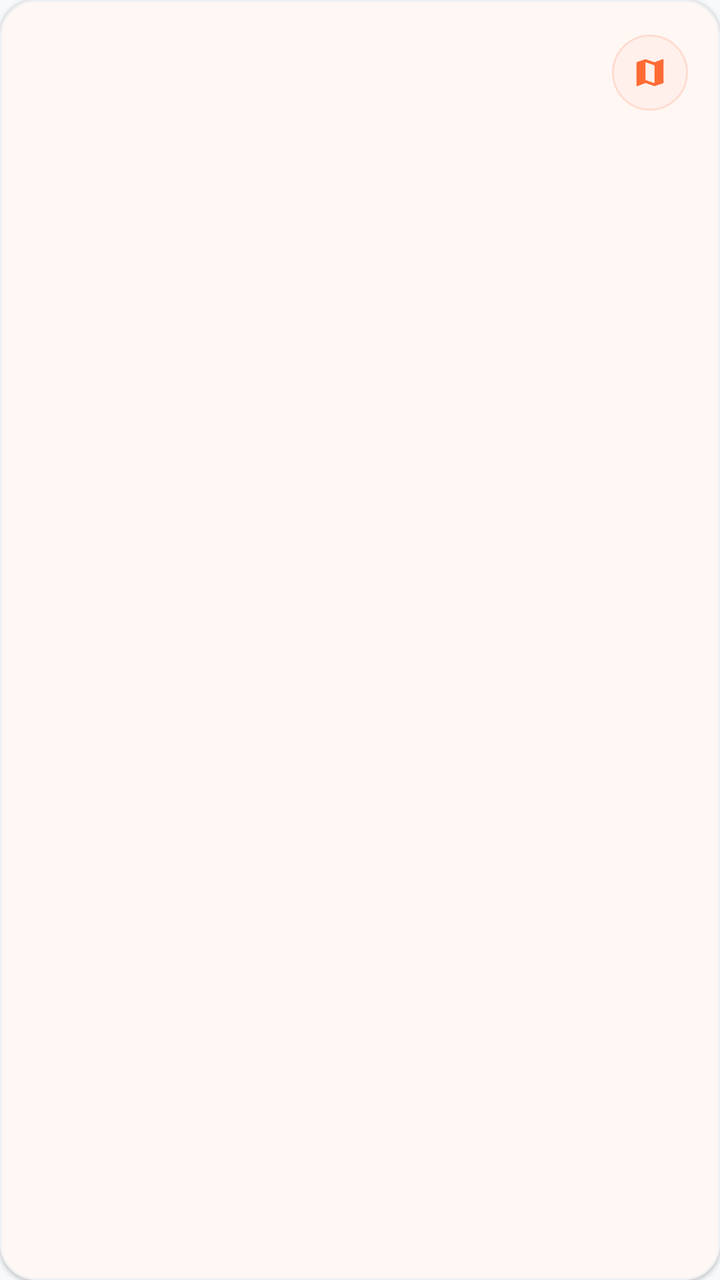
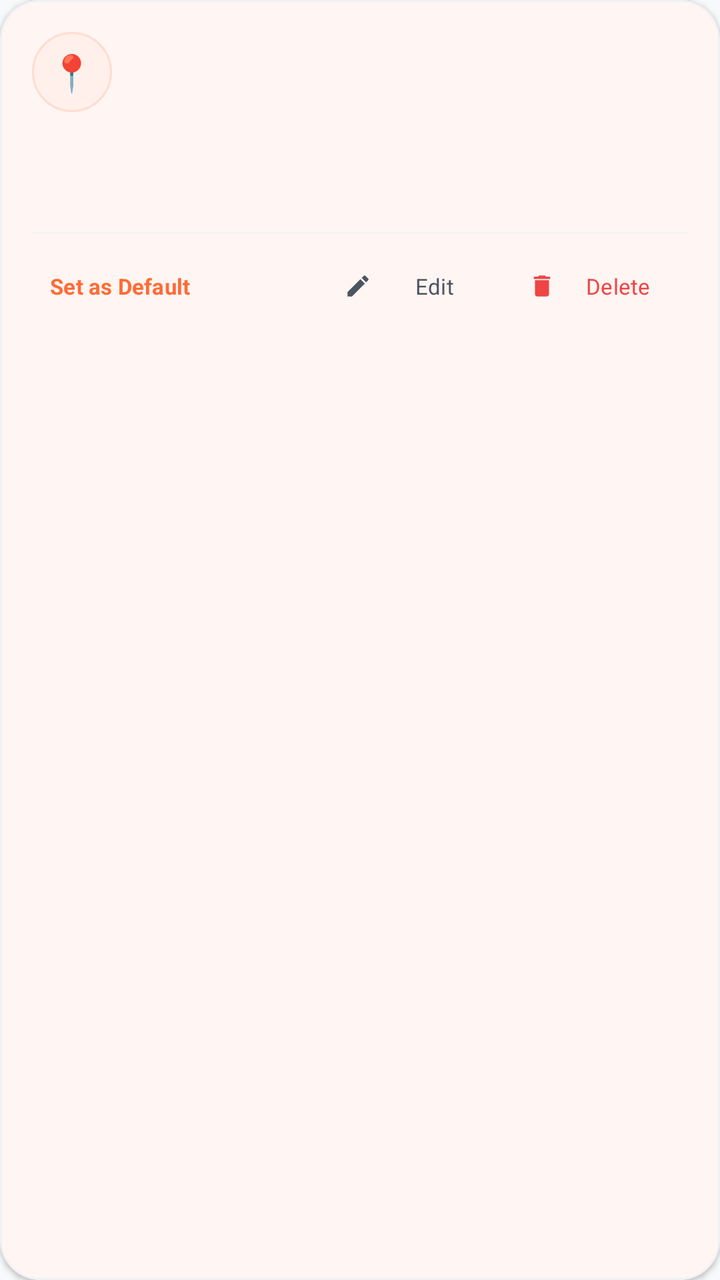

Two renders of the same Android screen: before a commit and after it. Below are the layout's source before the change and the commit's diff.
<!-- AndroidManifest.xml: application theme Theme.AKRHunger -->
<!-- res/layout/item_address_card.xml -->
<?xml version="1.0" encoding="utf-8"?>
<com.google.android.material.card.MaterialCardView xmlns:android="http://schemas.android.com/apk/res/android"
    xmlns:app="http://schemas.android.com/apk/res-auto"
    android:layout_width="match_parent"
    android:layout_height="wrap_content"
    android:layout_marginVertical="5dp"
    android:clickable="true"
    android:focusable="true"
    android:foreground="?attr/selectableItemBackground"
    app:cardBackgroundColor="@color/surface"
    app:cardCornerRadius="18dp"
    app:cardElevation="1dp"
    app:strokeColor="@color/card_border"
    app:strokeWidth="1dp">

    <LinearLayout
        android:layout_width="match_parent"
        android:layout_height="wrap_content"
        android:gravity="center_vertical"
        android:orientation="horizontal"
        android:padding="16dp">

        <LinearLayout
            android:layout_width="0dp"
            android:layout_height="wrap_content"
            android:layout_weight="1"
            android:orientation="vertical">

            <LinearLayout
                android:layout_width="wrap_content"
                android:layout_height="wrap_content"
                android:gravity="center_vertical"
                android:orientation="horizontal">

                <TextView
                    android:id="@+id/tv_address_type"
                    android:layout_width="wrap_content"
                    android:layout_height="wrap_content"
                    android:textColor="@color/text_primary"
                    android:textSize="14sp"
                    android:textStyle="bold" />

                <TextView
                    android:id="@+id/badge_default"
                    android:layout_width="wrap_content"
                    android:layout_height="wrap_content"
                    android:layout_marginStart="8dp"
                    android:background="@drawable/bg_pill_soft"
                    android:paddingHorizontal="8dp"
                    android:paddingVertical="2dp"
                    android:text="Default"
                    android:textColor="@color/primary"
                    android:textSize="10sp"
                    android:textStyle="bold"
                    android:visibility="gone" />
            </LinearLayout>

            <TextView
                android:id="@+id/tv_address_text"
                android:layout_width="wrap_content"
                android:layout_height="wrap_content"
                android:layout_marginTop="4dp"
                android:lineSpacingExtra="2dp"
                android:textColor="@color/text_secondary"
                android:textSize="13sp" />
        </LinearLayout>

        <FrameLayout
            android:id="@+id/btn_card_map"
            android:layout_width="38dp"
            android:layout_height="38dp"
            android:layout_marginStart="8dp"
            android:background="@drawable/bg_icon_circle_soft"
            android:clickable="true"
            android:focusable="true"
            android:foreground="?attr/selectableItemBackgroundBorderless">

            <ImageView
                android:layout_width="18dp"
                android:layout_height="18dp"
                android:layout_gravity="center"
                android:src="@drawable/ic_map"
                android:tint="@color/primary" />
        </FrameLayout>
    </LinearLayout>
</com.google.android.material.card.MaterialCardView>
<!-- resources referenced by this layout -->
<resources>
  <color name="card_border">#F0F2F5</color>
  <color name="primary">#FF6B35</color>
  <color name="surface">#FFFFFF</color>
  <color name="text_primary">#111827</color>
  <color name="text_secondary">#4B5563</color>
  <!-- drawable bg_icon_circle_soft (drawable) -->
  <?xml version="1.0" encoding="utf-8"?>
  <shape xmlns:android="http://schemas.android.com/apk/res/android"
      android:shape="oval">
      <solid android:color="@color/primary_tint" />
      <stroke android:width="1dp" android:color="@color/primary_tint_border" />
  </shape>
  <!-- drawable bg_pill_soft (drawable) -->
  <?xml version="1.0" encoding="utf-8"?>
  <ripple xmlns:android="http://schemas.android.com/apk/res/android"
      android:color="@color/primary_15">
      <item>
          <shape android:shape="rectangle">
              <corners android:radius="999dp" />
              <solid android:color="@color/primary_tint" />
              <stroke android:width="1dp" android:color="@color/primary_tint_border" />
          </shape>
      </item>
  </ripple>
  <color name="primary_tint">#FFF0EB</color>
  <color name="primary_tint_border">#FFDCD0</color>
  <color name="primary_15">#26FF6B35</color>
  <color name="primary_dark">#E55A25</color>
  <color name="on_primary">#FFFFFF</color>
  <color name="secondary">#F59E0B</color>
  <color name="on_secondary">#111827</color>
  <color name="background">#F8F9FA</color>
  <color name="on_surface">#111827</color>
  <style name="ThemeOverlay.AKR.MaterialAlertDialog" parent="ThemeOverlay.Material3.MaterialAlertDialog">
          <item name="shapeAppearance">@style/ShapeAppearance.AKR.Dialog</item>
          <item name="shapeAppearanceOverlay">@style/ShapeAppearance.AKR.Dialog</item>
          <item name="colorSurface">@color/surface</item>
          <item name="android:backgroundDimAmount">0.5</item>
      </style>
  <style name="ThemeOverlay.AKR.BottomSheetDialog" parent="ThemeOverlay.Material3.BottomSheetDialog">
          <item name="bottomSheetStyle">@style/Widget.AKR.BottomSheet</item>
      </style>
  <style name="ShapeAppearance.AKR.Dialog" parent="">
          <item name="cornerFamily">rounded</item>
          <item name="cornerSize">24dp</item>
      </style>
  <style name="Widget.AKR.BottomSheet" parent="Widget.Material3.BottomSheet">
          <item name="shapeAppearanceOverlay">@style/ShapeAppearance.AKR.BottomSheet</item>
          <item name="backgroundTint">@color/surface</item>
      </style>
  <style name="ShapeAppearance.AKR.BottomSheet" parent="">
          <item name="cornerFamily">rounded</item>
          <item name="cornerSizeTopLeft">28dp</item>
          <item name="cornerSizeTopRight">28dp</item>
      </style>
  <!-- unchanged entries left out for length: 2 -->
</resources>

<!-- the commit's change to res/layout/item_address_card.xml (unified diff, before → after) -->
@@ -1,86 +1,186 @@
 <?xml version="1.0" encoding="utf-8"?>
 <com.google.android.material.card.MaterialCardView xmlns:android="http://schemas.android.com/apk/res/android"
     xmlns:app="http://schemas.android.com/apk/res-auto"
+    android:id="@+id/card_address_root"
     android:layout_width="match_parent"
     android:layout_height="wrap_content"
-    android:layout_marginVertical="5dp"
-    android:clickable="true"
-    android:focusable="true"
-    android:foreground="?attr/selectableItemBackground"
+    android:layout_marginVertical="6dp"
     app:cardBackgroundColor="@color/surface"
-    app:cardCornerRadius="18dp"
-    app:cardElevation="1dp"
+    app:cardCornerRadius="20dp"
+    app:cardElevation="1.5dp"
     app:strokeColor="@color/card_border"
     app:strokeWidth="1dp">
 
     <LinearLayout
         android:layout_width="match_parent"
         android:layout_height="wrap_content"
-        android:gravity="center_vertical"
-        android:orientation="horizontal"
+        android:orientation="vertical"
         android:padding="16dp">
 
         <LinearLayout
-            android:layout_width="0dp"
+            android:layout_width="match_parent"
             android:layout_height="wrap_content"
-            android:layout_weight="1"
-            android:orientation="vertical">
+            android:gravity="center_vertical"
+            android:orientation="horizontal">
+
+            
+            <FrameLayout
+                android:id="@+id/icon_type_container"
+                android:layout_width="40dp"
+                android:layout_height="40dp"
+                android:background="@drawable/bg_icon_circle_soft">
+
+                <TextView
+                    android:id="@+id/tv_type_emoji"
+                    android:layout_width="wrap_content"
+                    android:layout_height="wrap_content"
+                    android:layout_gravity="center"
+                    android:text="📍"
+                    android:textSize="18sp" />
+            </FrameLayout>
 
             <LinearLayout
-                android:layout_width="wrap_content"
+                android:layout_width="0dp"
                 android:layout_height="wrap_content"
-                android:gravity="center_vertical"
-                android:orientation="horizontal">
+                android:layout_marginStart="12dp"
+                android:layout_weight="1"
+                android:orientation="vertical">
 
-                <TextView
-                    android:id="@+id/tv_address_type"
-                    android:layout_width="wrap_content"
+                <LinearLayout
+                    android:layout_width="match_parent"
                     android:layout_height="wrap_content"
-                    android:textColor="@color/text_primary"
-                    android:textSize="14sp"
-                    android:textStyle="bold" />
+                    android:gravity="center_vertical"
+                    android:orientation="horizontal">
 
-                <TextView
-                    android:id="@+id/badge_default"
-                    android:layout_width="wrap_content"
-                    android:layout_height="wrap_content"
-                    android:layout_marginStart="8dp"
-                    android:background="@drawable/bg_pill_soft"
-                    android:paddingHorizontal="8dp"
-                    android:paddingVertical="2dp"
-                    android:text="Default"
-                    android:textColor="@color/primary"
-                    android:textSize="10sp"
-                    android:textStyle="bold"
-                    android:visibility="gone" />
+                    <TextView
+                        android:id="@+id/tv_addr_label"
+                        android:layout_width="wrap_content"
+                        android:layout_height="wrap_content"
+                        android:textColor="@color/text_primary"
+                        android:textSize="16sp"
+                        android:textStyle="bold" />
+
+                    <TextView
+                        android:id="@+id/badge_default"
+                        android:layout_width="wrap_content"
+                        android:layout_height="wrap_content"
+                        android:layout_marginStart="8dp"
+                        android:background="@drawable/bg_pill_soft"
+                        android:paddingHorizontal="10dp"
+                        android:paddingVertical="3dp"
+                        android:text="DEFAULT"
+                        android:textColor="@color/primary"
+                        android:textSize="10sp"
+                        android:textStyle="bold"
+                        android:letterSpacing="0.04"
+                        android:visibility="gone" />
+
+                    
+                    <TextView
+                        android:id="@+id/tv_address_type"
+                        android:layout_width="wrap_content"
+                        android:layout_height="wrap_content"
+                        android:visibility="gone" />
+                </LinearLayout>
+
             </LinearLayout>
 
-            <TextView
-                android:id="@+id/tv_address_text"
-                android:layout_width="wrap_content"
-                android:layout_height="wrap_content"
-                android:layout_marginTop="4dp"
-                android:lineSpacingExtra="2dp"
-                android:textColor="@color/text_secondary"
-                android:textSize="13sp" />
+            <ImageButton
+                android:id="@+id/btn_card_map"
+                android:layout_width="32dp"
+                android:layout_height="32dp"
+                android:layout_marginStart="8dp"
+                android:background="@drawable/bg_icon_circle_soft"
+                android:src="@drawable/ic_map"
+                app:tint="@color/primary"
+                android:contentDescription="Map"
+                android:visibility="gone" />
+
         </LinearLayout>
 
-        <FrameLayout
-            android:id="@+id/btn_card_map"
-            android:layout_width="38dp"
-            android:layout_height="38dp"
-            android:layout_marginStart="8dp"
-            android:background="@drawable/bg_icon_circle_soft"
-            android:clickable="true"
-            android:focusable="true"
-            android:foreground="?attr/selectableItemBackgroundBorderless">
+        
+        <TextView
+            android:id="@+id/tv_addr_line"
+            android:layout_width="match_parent"
+            android:layout_height="wrap_content"
+            android:layout_marginTop="10dp"
+            android:lineSpacingExtra="2dp"
+            android:textColor="@color/text_secondary"
+            android:textSize="13sp" />
 
-            <ImageView
-                android:layout_width="18dp"
-                android:layout_height="18dp"
-                android:layout_gravity="center"
-                android:src="@drawable/ic_map"
-                android:tint="@color/primary" />
-        </FrameLayout>
+        <TextView
+            android:id="@+id/tv_addr_city"
+            android:layout_width="match_parent"
+            android:layout_height="wrap_content"
+            android:layout_marginTop="4dp"
+            android:textColor="@color/text_tertiary"
+            android:textSize="12sp" />
+
+        <TextView
+            android:id="@+id/tv_address_text"
+            android:layout_width="match_parent"
+            android:layout_height="wrap_content"
+            android:visibility="gone" />
+
+        
+        <View
+            android:layout_width="match_parent"
+            android:layout_height="1dp"
+            android:layout_marginTop="12dp"
+            android:layout_marginBottom="8dp"
+            android:background="@color/divider" />
+
+        
+        <LinearLayout
+            android:layout_width="match_parent"
+            android:layout_height="wrap_content"
+            android:gravity="center_vertical"
+            android:orientation="horizontal">
+
+            <com.google.android.material.button.MaterialButton
+                android:id="@+id/btn_set_default"
+                android:layout_width="wrap_content"
+                android:layout_height="36dp"
+                android:text="Set as Default"
+                android:textSize="11sp"
+                android:textStyle="bold"
+                android:textColor="@color/primary"
+                style="@style/Widget.Material3.Button.TextButton"
+                android:paddingHorizontal="8dp" />
+
+            <View
+                android:layout_width="0dp"
+                android:layout_height="1dp"
+                android:layout_weight="1" />
+
+            <com.google.android.material.button.MaterialButton
+                android:id="@+id/btn_edit"
+                android:layout_width="wrap_content"
+                android:layout_height="36dp"
+                android:text="Edit"
+                android:textSize="11sp"
+                android:textColor="@color/text_secondary"
+                app:icon="@drawable/ic_edit"
+                app:iconSize="14dp"
+                app:iconTint="@color/text_secondary"
+                style="@style/Widget.Material3.Button.TextButton"
+                android:paddingHorizontal="8dp"
+                android:layout_marginEnd="4dp" />
+
+            <com.google.android.material.button.MaterialButton
+                android:id="@+id/btn_delete"
+                android:layout_width="wrap_content"
+                android:layout_height="36dp"
+                android:text="Delete"
+                android:textSize="11sp"
+                android:textColor="@color/error"
+                app:icon="@drawable/ic_delete"
+                app:iconSize="14dp"
+                app:iconTint="@color/error"
+                style="@style/Widget.Material3.Button.TextButton"
+                android:paddingHorizontal="8dp" />
+
+        </LinearLayout>
+
     </LinearLayout>
 </com.google.android.material.card.MaterialCardView>
<!-- resource entries referenced after the edit -->
@@ -1,10 +1,13 @@
 <!-- resources referenced by this layout -->
 <resources>
   <color name="card_border">#F0F2F5</color>
+  <color name="divider">#F3F4F6</color>
+  <color name="error">#EF4444</color>
   <color name="primary">#FF6B35</color>
   <color name="surface">#FFFFFF</color>
   <color name="text_primary">#111827</color>
   <color name="text_secondary">#4B5563</color>
+  <color name="text_tertiary">#6B7280</color>
   <!-- drawable bg_icon_circle_soft (drawable) -->
   <?xml version="1.0" encoding="utf-8"?>
   <shape xmlns:android="http://schemas.android.com/apk/res/android"
@@ -24,6 +27,26 @@
           </shape>
       </item>
   </ripple>
+  <!-- drawable ic_delete (drawable) -->
+  <vector xmlns:android="http://schemas.android.com/apk/res/android"
+      android:width="24dp"
+      android:height="24dp"
+      android:viewportWidth="24"
+      android:viewportHeight="24">
+      <path
+          android:fillColor="#FF000000"
+          android:pathData="M6,19c0,1.1 0.9,2 2,2h8c1.1,0 2,-0.9 2,-2V7H6v12zM19,4h-3.5l-1,-1h-5l-1,1H5v2h14V4z" />
+  </vector>
+  <!-- drawable ic_edit (drawable) -->
+  <vector xmlns:android="http://schemas.android.com/apk/res/android"
+      android:width="24dp"
+      android:height="24dp"
+      android:viewportWidth="24"
+      android:viewportHeight="24">
+      <path
+          android:fillColor="#FF000000"
+          android:pathData="M3,17.25V21h3.75L17.81,9.94l-3.75,-3.75L3,17.25zM20.71,7.04c0.39,-0.39 0.39,-1.02 0,-1.41l-2.34,-2.34c-0.39,-0.39 -1.02,-0.39 -1.41,0l-1.83,1.83 3.75,3.75 1.83,-1.83z" />
+  </vector>
   <color name="primary_tint">#FFF0EB</color>
   <color name="primary_tint_border">#FFDCD0</color>
   <color name="primary_15">#26FF6B35</color>
